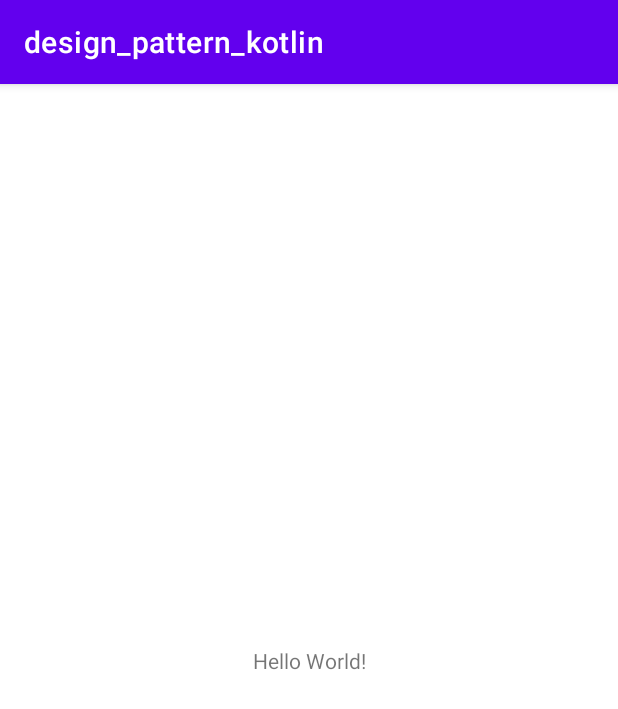
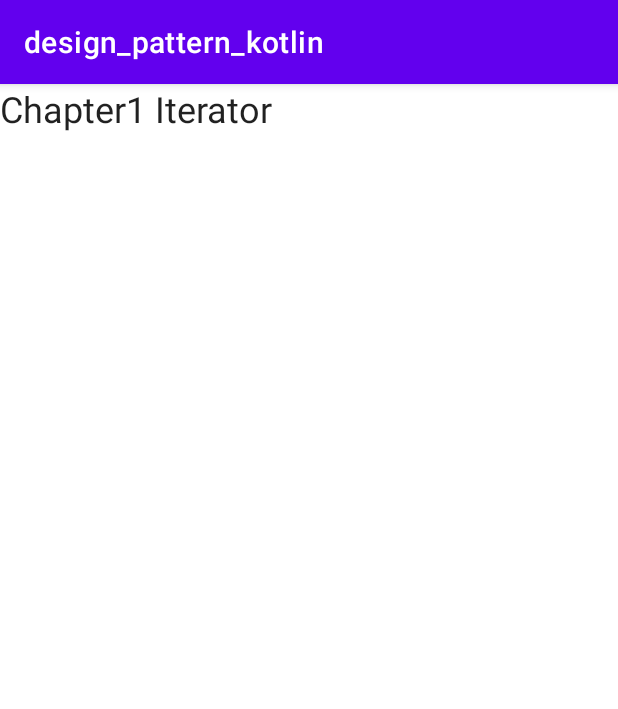
Before and after one commit to CASL0/design_pattern_kotlin, an Android app: the screen it shows after launch (MainActivity), on a phone screen of 412 x 824 dp. Shown: the top 709 px of the screen. Run offline under Robolectric (Android 15) with nearby library versions, the phone set to English and light mode, and no system bars.

Commit message:
チャプターリストを表示するように変更

```diff
--- /dev/null
+++ b/app/src/main/java/jp/co/casl0/android/design_pattern_kotlin/ChapterListAdapter.kt
@@ -0,0 +1,43 @@
+package jp.co.casl0.android.design_pattern_kotlin
+
+import android.content.Context
+import android.util.Log
+import android.view.LayoutInflater
+import android.view.View
+import android.view.ViewGroup
+import android.widget.TextView
+import androidx.recyclerview.widget.RecyclerView
+
+class ChapterListAdapter(context: Context, chapterList: MutableList<String>):
+    RecyclerView.Adapter<ChapterListAdapter.ChapterViewHolder>() {
+    private val _inflater: LayoutInflater = LayoutInflater.from(context)
+    private var _chapterList = chapterList
+
+    inner class ChapterViewHolder(itemView: View) : RecyclerView.ViewHolder(itemView), View.OnClickListener {
+        var chapterTextView: TextView = itemView.findViewById(R.id.textView)
+
+        init {
+            itemView.setOnClickListener(this)
+        }
+
+        override fun onClick(v: View?) {
+            val position = layoutPosition
+            val chapter = _chapterList[position]
+            Log.d(this::class.java.simpleName, "chapter: $chapter")
+        }
+    }
+
+    override fun onCreateViewHolder(parent: ViewGroup, viewType: Int): ChapterViewHolder {
+        val itemView: View = _inflater.inflate(R.layout.text_list_item, parent, false)
+        return ChapterViewHolder(itemView)
+    }
+
+    override fun onBindViewHolder(holder: ChapterViewHolder, position: Int) {
+        val text = _chapterList[position]
+        holder.chapterTextView.text = text
+    }
+
+    override fun getItemCount(): Int {
+        return _chapterList.size
+    }
+}
--- a/app/src/main/java/jp/co/casl0/android/design_pattern_kotlin/MainActivity.kt
+++ b/app/src/main/java/jp/co/casl0/android/design_pattern_kotlin/MainActivity.kt
@@ -2,10 +2,18 @@ package jp.co.casl0.android.design_pattern_kotlin
 
 import androidx.appcompat.app.AppCompatActivity
 import android.os.Bundle
+import androidx.recyclerview.widget.LinearLayoutManager
+import androidx.recyclerview.widget.RecyclerView
 
 class MainActivity : AppCompatActivity() {
     override fun onCreate(savedInstanceState: Bundle?) {
         super.onCreate(savedInstanceState)
         setContentView(R.layout.activity_main)
+        val chapterList = mutableListOf(getString(R.string.chapter_1))
+        val adapter = ChapterListAdapter(this, chapterList)
+
+        var chapterRecyclerView: RecyclerView = findViewById(R.id.chapterRecyclerView)
+        chapterRecyclerView.adapter = adapter
+        chapterRecyclerView.layoutManager = LinearLayoutManager(this)
     }
 }
--- a/app/src/main/res/layout/activity_main.xml
+++ b/app/src/main/res/layout/activity_main.xml
@@ -6,13 +6,11 @@
     android:layout_height="match_parent"
     tools:context=".MainActivity">
 
-    <TextView
-        android:layout_width="wrap_content"
+    <androidx.recyclerview.widget.RecyclerView
+        android:id="@+id/chapterRecyclerView"
+        android:layout_width="0dp"
         android:layout_height="wrap_content"
-        android:text="Hello World!"
-        app:layout_constraintBottom_toBottomOf="parent"
-        app:layout_constraintLeft_toLeftOf="parent"
-        app:layout_constraintRight_toRightOf="parent"
-        app:layout_constraintTop_toTopOf="parent" />
-
+        app:layout_constraintEnd_toEndOf="parent"
+        app:layout_constraintStart_toStartOf="parent"
+        tools:layout_editor_absoluteY="1dp" />
 </androidx.constraintlayout.widget.ConstraintLayout>
--- /dev/null
+++ b/app/src/main/res/layout/text_list_item.xml
@@ -0,0 +1,15 @@
+<?xml version="1.0" encoding="utf-8"?>
+<RelativeLayout xmlns:android="http://schemas.android.com/apk/res/android"
+    android:layout_width="match_parent"
+    android:layout_height="wrap_content">
+
+    <TextView
+        android:id="@+id/textView"
+        android:layout_width="wrap_content"
+        android:layout_height="wrap_content"
+        android:layout_alignParentStart="true"
+        android:layout_alignParentTop="true"
+        android:layout_alignParentEnd="true"
+        android:textAppearance="@style/TextAppearance.AppCompat.Large"
+        android:textSize="24sp" />
+</RelativeLayout>
--- a/app/src/main/res/values/strings.xml
+++ b/app/src/main/res/values/strings.xml
@@ -1,3 +1,4 @@
 <resources>
     <string name="app_name">design_pattern_kotlin</string>
+    <string name="chapter_1">Chapter1 Iterator</string>
 </resources>
```
